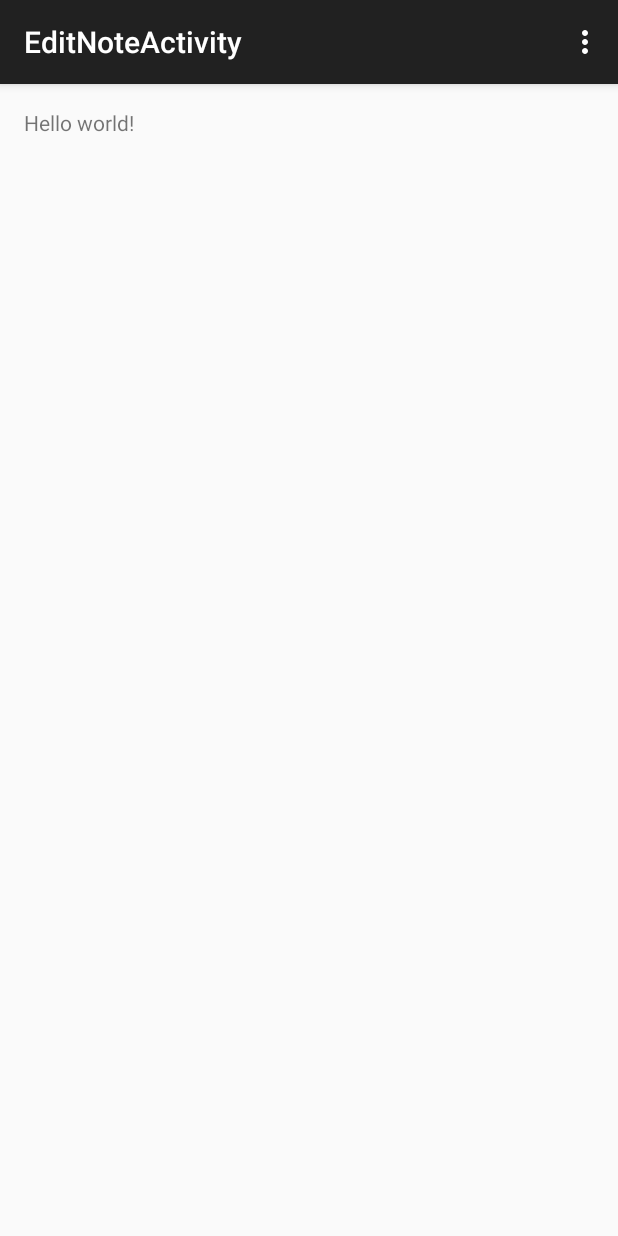
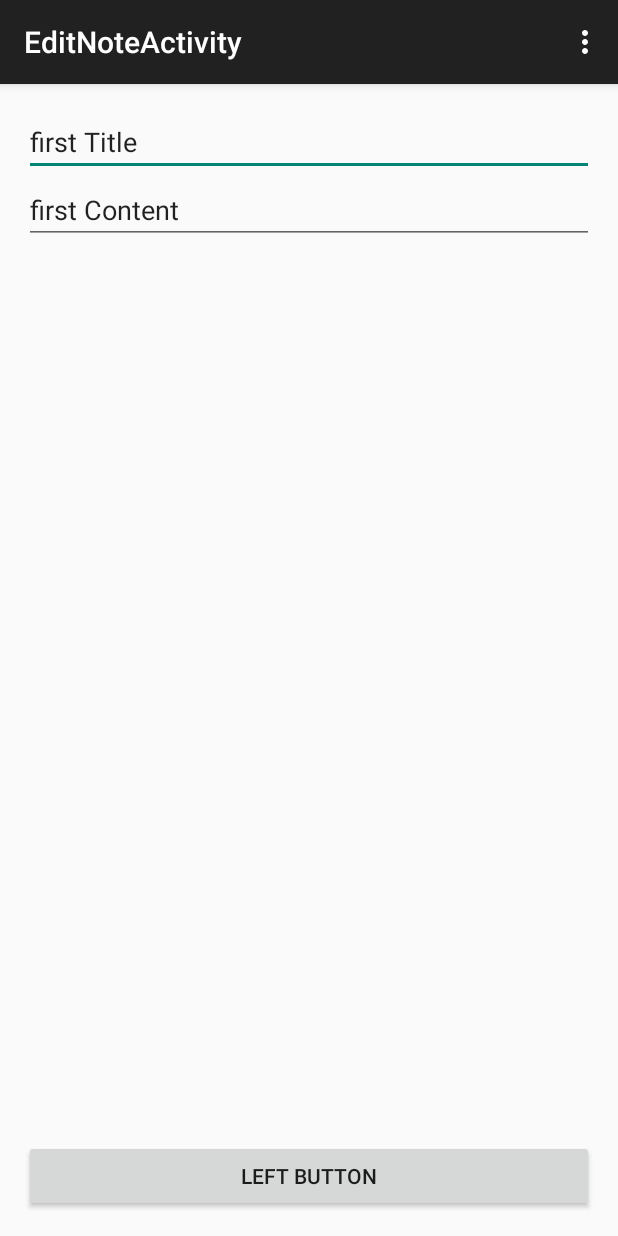
Before and after one commit to sagiyemi/Notepad, an Android app: the screen it shows after launch (EditNoteActivity), after a tap on "first Title", on a phone screen of 412 x 824 dp. Run offline under Robolectric (Android 15) with nearby library versions, the phone set to English and light mode, and no system bars.

Commit message:
edit note layout

```diff
--- a/app/src/main/AndroidManifest.xml
+++ b/app/src/main/AndroidManifest.xml
@@ -6,7 +6,8 @@
         android:allowBackup="true"
         android:icon="@drawable/ic_launcher"
         android:label="@string/app_name"
-        android:theme="@style/AppTheme" >
+        android:theme="@style/AppTheme"
+        android:name=".NotepadApplication">
         <activity
             android:name="com.example.mynotepad.app.MainActivity"
             android:label="@string/app_name" >
--- a/app/src/main/java/com/example/mynotepad/app/EditNoteActivity.java
+++ b/app/src/main/java/com/example/mynotepad/app/EditNoteActivity.java
@@ -4,17 +4,27 @@ import android.support.v7.app.ActionBarActivity;
 import android.os.Bundle;
 import android.view.Menu;
 import android.view.MenuItem;
+import android.widget.EditText;
 import android.widget.Toast;
 
 
 public class EditNoteActivity extends ActionBarActivity {
+    EditText editSubject;
+    EditText editContent;
 
     @Override
     protected void onCreate(Bundle savedInstanceState) {
         super.onCreate(savedInstanceState);
         setContentView(R.layout.activity_edit_note);
         NotepadApplication notepadApplication = (NotepadApplication) getApplication();
-        Toast.makeText(this, String.format("Opened"), Toast.LENGTH_LONG).show();
+        int i = getIntent().getExtras().getInt("index");
+        Note note = notepadApplication.notesList.get(i);
+        editSubject = (EditText) findViewById(R.id.editSubject);
+        editContent = (EditText) findViewById(R.id.editContent);
+        editSubject.setText(note.getSubject());
+        editContent.setText(note.getContent());
+
+        Toast.makeText(this, String.format("Subject: %s, Content: %s",note.getSubject(),note.getContent()), Toast.LENGTH_LONG).show();
     }
 
 
--- a/app/src/main/java/com/example/mynotepad/app/MainActivity.java
+++ b/app/src/main/java/com/example/mynotepad/app/MainActivity.java
@@ -27,10 +27,8 @@ public class MainActivity extends ListActivity implements AdapterView.OnItemClic
         super.onCreate(savedInstanceState);
         setContentView(R.layout.note_list);
 
-        notesList = new ArrayList<Note>();
-        notesList.add(new Note("first Title", "first Content"));
-        notesList.add(new Note("second Title", "second Content"));
-        notesList.add(new Note("third Title", "third Content"));
+        NotepadApplication notepadApplication = (NotepadApplication)getApplication();
+        notesList = notepadApplication.notesList;
 
         NoteAdapter adapter = new NoteAdapter(this, R.layout.title_row,notesList);
         this.setListAdapter(adapter);
--- a/app/src/main/java/com/example/mynotepad/app/NotepadApplication.java
+++ b/app/src/main/java/com/example/mynotepad/app/NotepadApplication.java
@@ -10,4 +10,12 @@ import java.util.ArrayList;
 public class NotepadApplication extends Application{
     ArrayList<Note> notesList;
 
+    @Override
+    public void onCreate() {
+        super.onCreate();
+        notesList = new ArrayList<Note>();
+        notesList.add(new Note("first Title", "first Content"));
+        notesList.add(new Note("second Title", "second Content"));
+        notesList.add(new Note("third Title", "third Content"));
+    }
 }
--- a/app/src/main/res/layout/activity_edit_note.xml
+++ b/app/src/main/res/layout/activity_edit_note.xml
@@ -8,9 +8,41 @@
     android:paddingBottom="@dimen/activity_vertical_margin"
     tools:context="com.example.mynotepad.app.EditNoteActivity">
 
-    <TextView
-        android:text="@string/hello_world"
-        android:layout_width="wrap_content"
-        android:layout_height="wrap_content" />
+    <EditText
+        android:layout_width="match_parent"
+        android:layout_height="wrap_content"
+        android:id="@+id/editSubject"
+        android:layout_alignParentTop="true"
+        android:layout_alignParentLeft="true"
+        android:layout_alignParentStart="true"
+        android:text="Some Subject" />
+
+    <EditText
+        android:gravity="top"
+        android:layout_width="match_parent"
+        android:layout_height="wrap_content"
+        android:id="@+id/editContent"
+        android:layout_below="@+id/editSubject"
+        android:layout_alignParentRight="true"
+        android:layout_alignParentEnd="true"
+        android:text="Some Text \nAnd more text" />
+
+    <Button
+
+        android:layout_width="match_parent"
+        android:layout_height="wrap_content"
+        android:text="Left Button"
+        android:id="@+id/button"
+        android:layout_alignParentBottom="true"
+        android:layout_alignParentLeft="true"
+        android:layout_alignParentStart="true" />
+
+    <Button
+        android:layout_width="match_parent"
+        android:layout_height="wrap_content"
+        android:text="Right Button"
+        android:id="@+id/button2"
+        android:layout_alignParentBottom="true"
+        android:layout_toRightOf="@+id/button" />
 
 </RelativeLayout>
```
